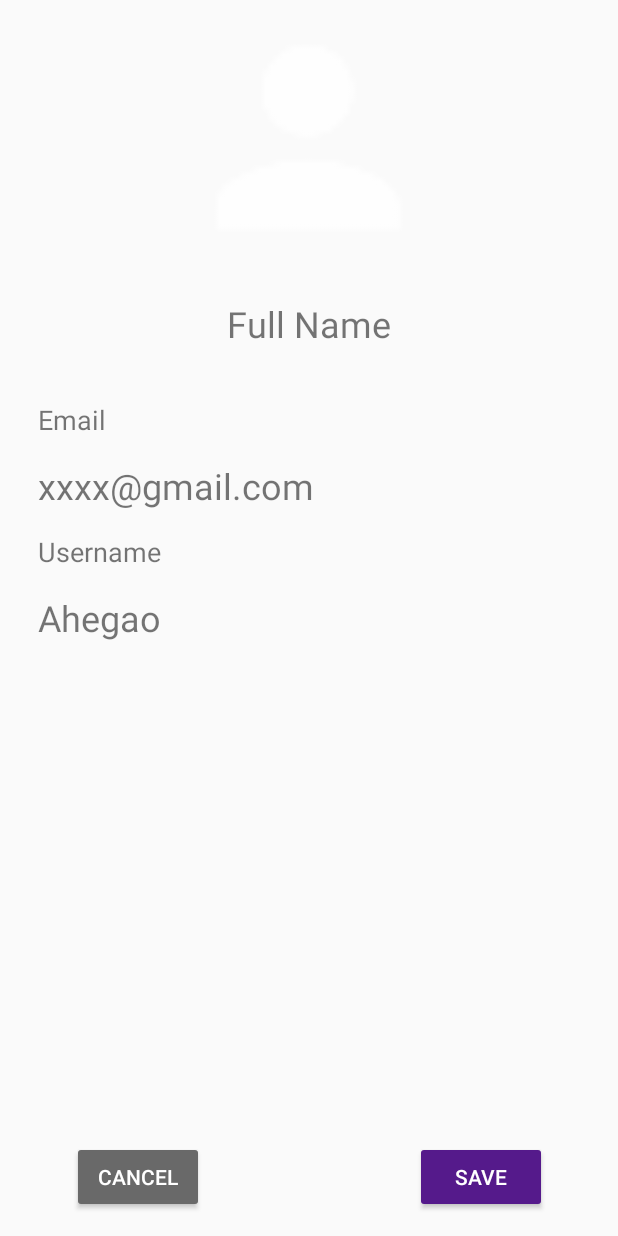
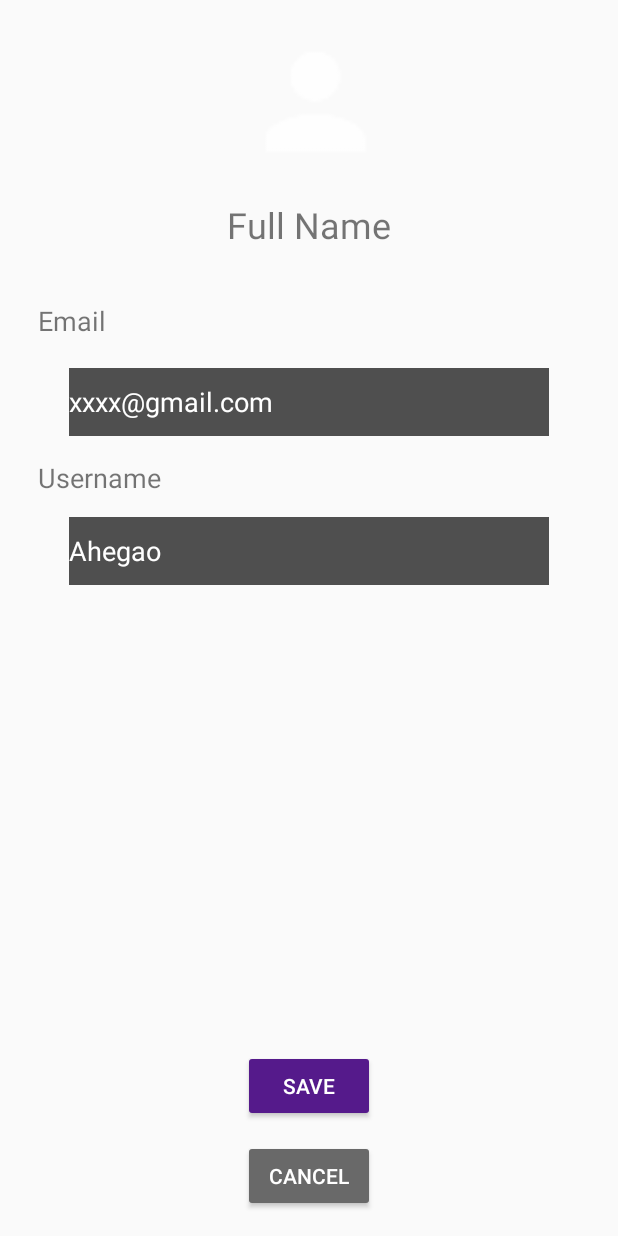
Before and after one commit to matemo22/ComicCafe, an Android app: the layout activity_profile_edit.xml on its own in the app's theme, with its tools: preview values and no code run, on a phone screen of 412 x 824 dp. Run offline under Robolectric (Android 15) with nearby library versions, the phone set to English and light mode, and no system bars.

Commit message:
Perubahan tema
-Profile edit
-Profile user

```diff
--- a/app/src/main/java/com/example/matemo/comiccafe/ChapterList.java
+++ b/app/src/main/java/com/example/matemo/comiccafe/ChapterList.java
@@ -44,10 +44,10 @@ public class ChapterList extends AppCompatActivity {
                 currentChapter.setStatus(1);
                 TextView title = adapterView.findViewById(R.id.listChapterTitle);
                 if(currentChapter.getStatus()==0) {
-                    title.setTextColor(Color.parseColor("#000000"));
+                    title.setTextColor(Color.parseColor("#FFFFFF"));
                 }
                 else {
-                    title.setTextColor(Color.parseColor("#FFFFFF"));
+                    title.setTextColor(Color.parseColor("#000000"));
                 }
                 adapter.notifyDataSetChanged();
 //                Intent chapterList = new Intent(getApplicationContext(), ChapterList.class);
--- a/app/src/main/res/layout/activity_login_screen.xml
+++ b/app/src/main/res/layout/activity_login_screen.xml
@@ -21,7 +21,7 @@
     <EditText
         android:id="@+id/editText_username"
         android:layout_width="200dp"
-        android:layout_height="35dp"
+        android:layout_height="45dp"
         android:layout_below="@+id/imageView"
         android:layout_centerHorizontal="true"
         android:layout_marginTop="41dp"
@@ -35,7 +35,7 @@
     <EditText
         android:id="@+id/editText_password"
         android:layout_width="200dp"
-        android:layout_height="35dp"
+        android:layout_height="45dp"
         android:layout_alignEnd="@+id/editText_username"
         android:layout_below="@+id/editText_username"
         android:layout_marginTop="31dp"
--- a/app/src/main/res/layout/activity_profile_edit.xml
+++ b/app/src/main/res/layout/activity_profile_edit.xml
@@ -9,11 +9,11 @@
 
     <ImageView
         android:id="@+id/imageView3"
-        android:layout_width="184dp"
-        android:layout_height="184dp"
+        android:layout_width="100dp"
+        android:layout_height="100dp"
+        android:layout_alignEnd="@+id/fullname"
         android:layout_alignParentTop="true"
-        android:layout_centerVertical="true"
-        android:layout_centerHorizontal="true"
+        android:layout_marginTop="18dp"
         app:srcCompat="@drawable/ic_action_name" />
 
     <TextView
@@ -38,15 +38,15 @@
         android:text="Email"
         android:textSize="18sp" />
 
-    <TextView
+    <EditText
         android:id="@+id/emailUser"
-        android:layout_width="match_parent"
-        android:layout_height="wrap_content"
-        android:layout_alignParentStart="true"
+        android:layout_width="320dp"
+        android:layout_height="45dp"
         android:layout_below="@+id/emailText"
-        android:layout_marginTop="15dp"
-        android:layout_marginLeft="25dp"
-        android:textSize="24sp"
+        android:layout_centerHorizontal="true"
+        android:layout_marginTop="19dp"
+        android:background="#4f4f4f"
+        android:textColor="@color/white"
         tools:text="xxxx@gmail.com" />
 
     <TextView
@@ -60,16 +60,15 @@
         android:text="Username"
         android:textSize="18sp" />
 
-    <TextView
+    <EditText
         android:id="@+id/usernameUser"
-        android:layout_width="match_parent"
-        android:layout_height="wrap_content"
-        android:layout_alignParentEnd="true"
-        android:layout_alignParentStart="true"
+        android:layout_width="320dp"
+        android:layout_height="45dp"
+        android:layout_alignStart="@+id/emailUser"
         android:layout_below="@+id/usernameText"
-        android:layout_marginLeft="25dp"
-        android:layout_marginTop="15dp"
-        android:textSize="24sp"
+        android:layout_marginTop="14dp"
+        android:background="#4f4f4f"
+        android:textColor="@android:color/white"
         tools:text="Ahegao" />
 
     <Button
@@ -77,9 +76,8 @@
         android:layout_width="wrap_content"
         android:layout_height="wrap_content"
         android:layout_alignParentBottom="true"
-        android:layout_marginBottom="15dp"
-        android:layout_marginEnd="15dp"
-        android:layout_toStartOf="@+id/fullname"
+        android:layout_alignStart="@+id/button_save"
+        android:layout_marginBottom="16dp"
         android:text="Cancel"
         android:textColor="@android:color/white"
         android:theme="@style/ButtonNegative" />
@@ -88,10 +86,9 @@
         android:id="@+id/button_save"
         android:layout_width="wrap_content"
         android:layout_height="wrap_content"
-        android:layout_alignBaseline="@+id/button_cancel"
-        android:layout_alignBottom="@+id/button_cancel"
-        android:layout_marginStart="16dp"
-        android:layout_toEndOf="@+id/fullname"
+        android:layout_above="@+id/button_cancel"
+        android:layout_centerHorizontal="true"
+        android:layout_marginBottom="12dp"
         android:text="Save"
         android:textColor="@android:color/white"
         android:theme="@style/ButtonPositive" />
```
Also changed, not shown: app/src/main/AndroidManifest.xml (+7 -3 lines), app/src/main/java/com/example/matemo/comiccafe/ProfileEdit.java (added, +10 -0 lines), app/src/main/java/com/example/matemo/comiccafe/ProfileUser.java (added, +10 -0 lines), app/src/main/res/layout/activity_profile_user.xml (+16 -25 lines).
